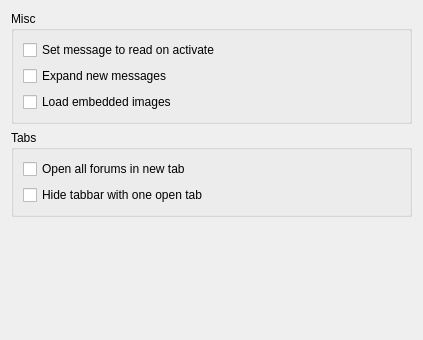
This is retroshare-gui/src/gui/settings/ForumPage.ui in RetroShare/RetroShare as Qt 5 draws it before an edit. The edited form follows.
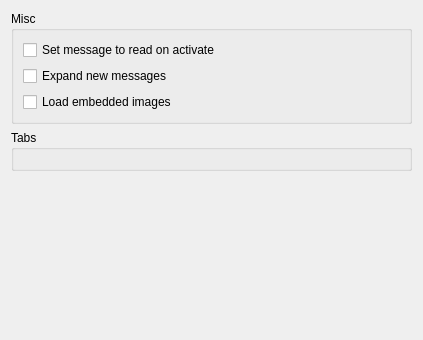
This is the edited form. Custom widgets are drawn as their Qt base class.

Commit message: - Added settings page for Posted. - Added new base class for GroupFrame settings for settings pages. - Moved usage of GroupFrame settings (forum, channel and posted) to base class.

What changed in the file:
```diff
--- a/retroshare-gui/src/gui/settings/ForumPage.ui
+++ b/retroshare-gui/src/gui/settings/ForumPage.ui
@@ -61,24 +61,21 @@
      </property>
      <layout class="QVBoxLayout" name="verticalLayout">
       <item>
-       <widget class="QCheckBox" name="openAllInNewTabCheckBox">
-        <property name="text">
-         <string>Open all forums in new tab</string>
-        </property>
-       </widget>
-      </item>
-      <item>
-       <widget class="QCheckBox" name="hideTabBarWithOneTabCheckBox">
-        <property name="text">
-         <string>Hide tabbar with one open tab</string>
-        </property>
-       </widget>
+       <widget class="GroupFrameSettingsWidget" name="groupFrameSettingsWidget" native="true"/>
       </item>
      </layout>
     </widget>
    </item>
   </layout>
  </widget>
+ <customwidgets>
+  <customwidget>
+   <class>GroupFrameSettingsWidget</class>
+   <extends>QWidget</extends>
+   <header>gui/settings/GroupFrameSettingsWidget.h</header>
+   <container>1</container>
+  </customwidget>
+ </customwidgets>
  <resources/>
  <connections/>
 </ui>
```
The commit also changes 18 other files.
